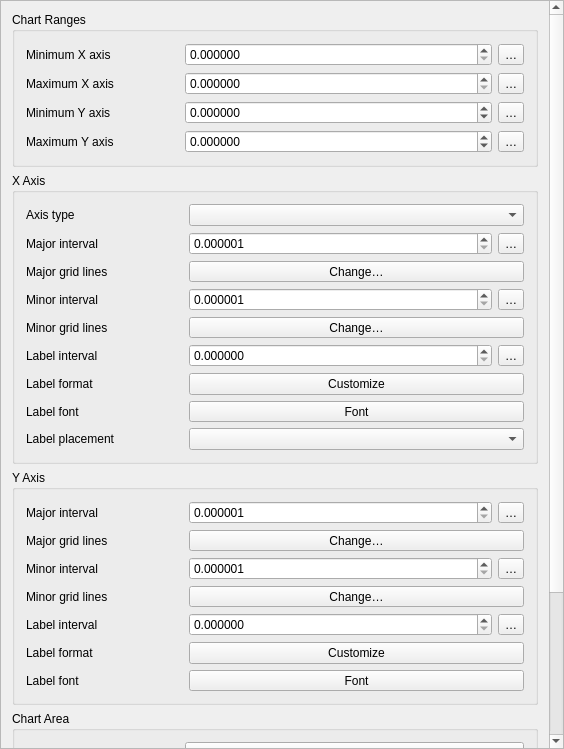
The window that src/ui/plot/qgslinechartplotwidgetbase.ui (qgis/QGIS) describes before a commit, drawn with Qt 5.
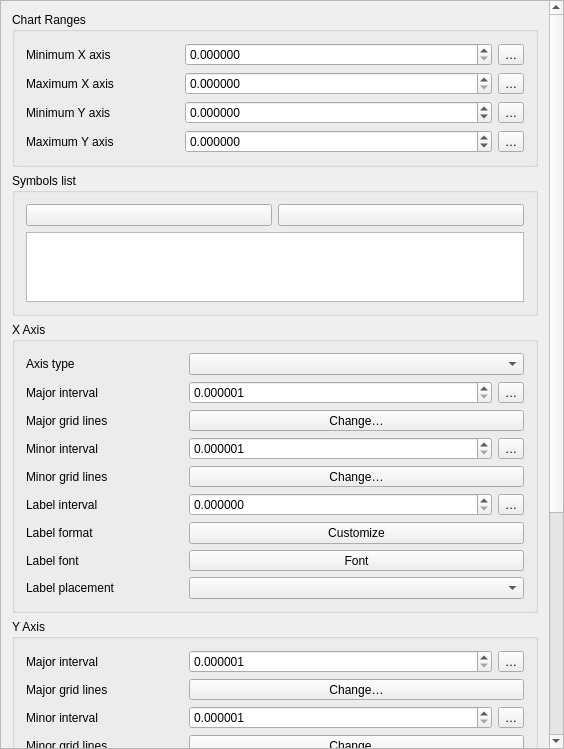
The same window after the commit. Icons and pictures are not drawn. Custom widgets are drawn as their Qt base class.

Commit message: Add bar/line chart symbols customization, tweak API

The edit to the form file:
```diff
--- a/src/ui/plot/qgslinechartplotwidgetbase.ui
+++ b/src/ui/plot/qgslinechartplotwidgetbase.ui
@@ -170,6 +170,75 @@
          </layout>
         </widget>
        </item>
+       <item>
+        <widget class="QgsCollapsibleGroupBoxBasic" name="symbolsListGroupBox">
+         <property name="title">
+          <string>Symbols list</string>
+         </property>
+         <property name="sizePolicy">
+          <sizepolicy hsizetype="Expanding" vsizetype="Maximum">
+           <horstretch>0</horstretch>
+           <verstretch>0</verstretch>
+          </sizepolicy>
+         </property>
+         <property name="maximumSize">
+          <size>
+           <width>16777215</width>
+           <height>320</height>
+          </size>
+         </property>
+         <layout class="QVBoxLayout" name="verticalBoxLayout">
+          <item>
+           <layout class="QHBoxLayout" name="symbolsControlsLayout">
+            <item>
+             <widget class="QPushButton" name="mAddSymbolPushButton">
+              <property name="toolTip">
+               <string>Add a series</string>
+              </property>
+              <property name="text">
+               <string/>
+              </property>
+              <property name="icon">
+               <iconset resource="../../../images/images.qrc">
+                <normaloff>:/images/themes/default/symbologyAdd.svg</normaloff>:/images/themes/default/symbologyAdd.svg</iconset>
+              </property>
+             </widget>
+            </item>
+            <item>
+             <widget class="QPushButton" name="mRemoveSymbolPushButton">
+              <property name="toolTip">
+               <string>Remove selected series</string>
+              </property>
+              <property name="text">
+               <string/>
+              </property>
+              <property name="icon">
+               <iconset resource="../../../images/images.qrc">
+                <normaloff>:/images/themes/default/symbologyRemove.svg</normaloff>:/images/themes/default/symbologyRemove.svg</iconset>
+              </property>
+             </widget>
+            </item>
+           </layout>
+          </item>
+          <item>
+           <widget class="QTableWidget" name="mSymbolsList">
+            <property name="sizePolicy">
+             <sizepolicy hsizetype="Expanding" vsizetype="Maximum">
+              <horstretch>0</horstretch>
+              <verstretch>0</verstretch>
+             </sizepolicy>
+            </property>
+            <property name="maximumSize">
+             <size>
+              <width>16777215</width>
+              <height>320</height>
+             </size>
+            </property>
+           </widget>
+          </item>
+         </layout>
+        </widget>
+       </item>
        <item>
         <widget class="QgsCollapsibleGroupBoxBasic" name="groupXAxis">
          <property name="title">
```
The commit also changes 12 other files.
